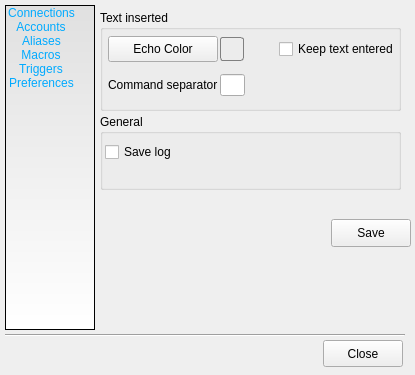
Old version of the form src/devclient/gui_src/gui_option.ui in the repository develer-staff/devclient.
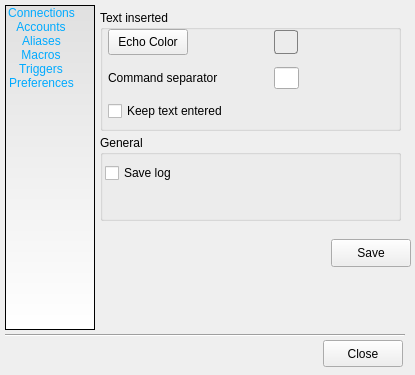
New version of the form. The open tabs and pages were chosen to show the change. Icons and pictures are not drawn.

Commit message: lievi ritocchi interfaccia opzioni per aspetto su linux

The edit to the form file:
```diff
--- a/src/devclient/gui_src/gui_option.ui
+++ b/src/devclient/gui_src/gui_option.ui
@@ -1681,7 +1681,7 @@
        <x>5</x>
        <y>10</y>
        <width>301</width>
-       <height>101</height>
+       <height>121</height>
       </rect>
      </property>
      <property name="styleSheet" >
@@ -1694,14 +1694,14 @@
       <property name="geometry" >
        <rect>
         <x>8</x>
-        <y>19</y>
-        <width>291</width>
-        <height>76</height>
+        <y>12</y>
+        <width>191</width>
+        <height>106</height>
        </rect>
       </property>
       <layout class="QGridLayout" >
        <property name="horizontalSpacing" >
-        <number>2</number>
+        <number>3</number>
        </property>
        <property name="verticalSpacing" >
         <number>5</number>
@@ -1723,6 +1723,19 @@
         </widget>
        </item>
        <item row="0" column="1" >
+        <spacer>
+         <property name="orientation" >
+          <enum>Qt::Horizontal</enum>
+         </property>
+         <property name="sizeHint" >
+          <size>
+           <width>40</width>
+           <height>20</height>
+          </size>
+         </property>
+        </spacer>
+       </item>
+       <item row="0" column="2" >
         <widget class="QLabel" name="echo_color" >
          <property name="enabled" >
           <bool>false</bool>
@@ -1750,34 +1763,14 @@
          </property>
         </widget>
        </item>
-       <item row="0" column="2" >
-        <spacer>
-         <property name="orientation" >
-          <enum>Qt::Horizontal</enum>
-         </property>
-         <property name="sizeHint" >
-          <size>
-           <width>16</width>
-           <height>20</height>
-          </size>
-         </property>
-        </spacer>
-       </item>
-       <item row="0" column="3" >
-        <widget class="QCheckBox" name="keep_text" >
-         <property name="text" >
-          <string>Keep text entered</string>
-         </property>
-        </widget>
-       </item>
-       <item row="1" column="0" >
+       <item row="1" column="0" colspan="2" >
         <widget class="QLabel" name="label_cmd_separator" >
          <property name="text" >
           <string>Command separator</string>
          </property>
         </widget>
        </item>
-       <item row="1" column="1" >
+       <item row="1" column="2" >
         <widget class="QLineEdit" name="cmd_separator" >
          <property name="maximumSize" >
           <size>
@@ -1799,18 +1792,12 @@
          </property>
         </widget>
        </item>
-       <item row="1" column="2" colspan="2" >
-        <spacer>
-         <property name="orientation" >
-          <enum>Qt::Horizontal</enum>
+       <item row="2" column="0" colspan="2" >
+        <widget class="QCheckBox" name="keep_text" >
+         <property name="text" >
+          <string>Keep text entered</string>
          </property>
-         <property name="sizeHint" >
-          <size>
-           <width>141</width>
-           <height>20</height>
-          </size>
-         </property>
-        </spacer>
+        </widget>
        </item>
       </layout>
      </widget>
@@ -1819,9 +1806,9 @@
      <property name="geometry" >
       <rect>
        <x>5</x>
-       <y>114</y>
+       <y>135</y>
        <width>301</width>
-       <height>76</height>
+       <height>86</height>
       </rect>
      </property>
      <property name="styleSheet" >
@@ -1830,7 +1817,7 @@
      <property name="title" >
       <string>General</string>
      </property>
-     <widget class="QWidget" name="" >
+     <widget class="QWidget" name="layoutWidget" >
       <property name="geometry" >
        <rect>
         <x>5</x>
@@ -1873,7 +1860,7 @@
      <property name="geometry" >
       <rect>
        <x>5</x>
-       <y>210</y>
+       <y>230</y>
        <width>311</width>
        <height>46</height>
       </rect>
```
Left out of the diff: 1 changed line with no effect on the pictures. The commit also changes 1 other file.
